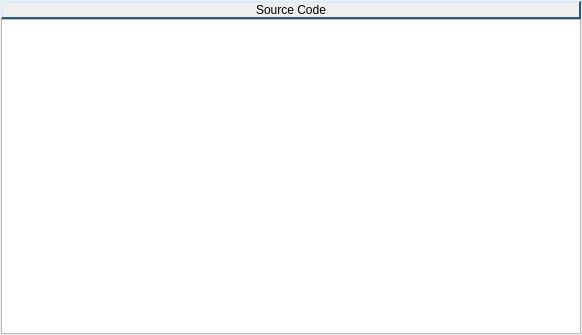
Old version of the form sourcecodepane.ui in the repository WarlockD/pep8-1.
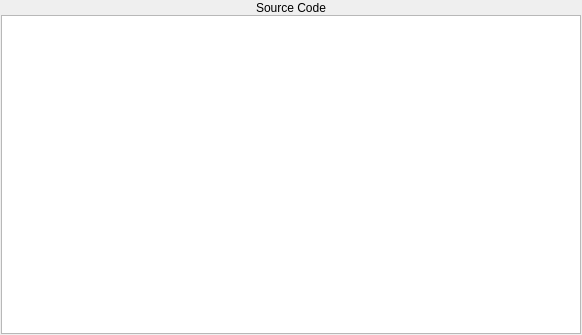
New version of the form.

Commit message:
Highlighting works now! I changed the look and feel of the app a little bit (labels are no longer in raised panels) to see how it would look, and I think it's rather aesthetic.
Anyhow, see how you like it, we can always change it back.

Also changed the font size of the memory dump pane to be smaller.

One thing I noticed about the memory dump pane is that we ought to save
the position of the scroll bar, and make it so it doesn't go to the top
after a refresh.

```diff
--- a/sourcecodepane.ui
+++ b/sourcecodepane.ui
@@ -27,87 +27,6 @@
        <property name="palette">
         <palette>
          <active>
-          <colorrole role="WindowText">
-           <brush brushstyle="SolidPattern">
-            <color alpha="255">
-             <red>0</red>
-             <green>0</green>
-             <blue>0</blue>
-            </color>
-           </brush>
-          </colorrole>
-          <colorrole role="Button">
-           <brush brushstyle="SolidPattern">
-            <color alpha="255">
-             <red>88</red>
-             <green>179</green>
-             <blue>255</blue>
-            </color>
-           </brush>
-          </colorrole>
-          <colorrole role="Light">
-           <brush brushstyle="SolidPattern">
-            <color alpha="255">
-             <red>216</red>
-             <green>237</green>
-             <blue>255</blue>
-            </color>
-           </brush>
-          </colorrole>
-          <colorrole role="Midlight">
-           <brush brushstyle="SolidPattern">
-            <color alpha="255">
-             <red>152</red>
-             <green>208</green>
-             <blue>255</blue>
-            </color>
-           </brush>
-          </colorrole>
-          <colorrole role="Dark">
-           <brush brushstyle="SolidPattern">
-            <color alpha="255">
-             <red>44</red>
-             <green>89</green>
-             <blue>127</blue>
-            </color>
-           </brush>
-          </colorrole>
-          <colorrole role="Mid">
-           <brush brushstyle="SolidPattern">
-            <color alpha="255">
-             <red>58</red>
-             <green>119</green>
-             <blue>170</blue>
-            </color>
-           </brush>
-          </colorrole>
-          <colorrole role="Text">
-           <brush brushstyle="SolidPattern">
-            <color alpha="255">
-             <red>0</red>
-             <green>0</green>
-             <blue>0</blue>
-            </color>
-           </brush>
-          </colorrole>
-          <colorrole role="BrightText">
-           <brush brushstyle="SolidPattern">
-            <color alpha="255">
-             <red>255</red>
-             <green>255</green>
-             <blue>255</blue>
-            </color>
-           </brush>
-          </colorrole>
-          <colorrole role="ButtonText">
-           <brush brushstyle="SolidPattern">
-            <color alpha="255">
-             <red>0</red>
-             <green>0</green>
-             <blue>0</blue>
-            </color>
-           </brush>
-          </colorrole>
           <colorrole role="Base">
            <brush brushstyle="SolidPattern">
             <color alpha="255">
@@ -120,131 +39,14 @@
           <colorrole role="Window">
            <brush brushstyle="SolidPattern">
             <color alpha="255">
-             <red>88</red>
-             <green>179</green>
-             <blue>255</blue>
-            </color>
-           </brush>
-          </colorrole>
-          <colorrole role="Shadow">
-           <brush brushstyle="SolidPattern">
-            <color alpha="255">
-             <red>0</red>
-             <green>0</green>
-             <blue>0</blue>
-            </color>
-           </brush>
-          </colorrole>
-          <colorrole role="AlternateBase">
-           <brush brushstyle="SolidPattern">
-            <color alpha="255">
-             <red>171</red>
-             <green>217</green>
-             <blue>255</blue>
-            </color>
-           </brush>
-          </colorrole>
-          <colorrole role="ToolTipBase">
-           <brush brushstyle="SolidPattern">
-            <color alpha="255">
-             <red>255</red>
-             <green>255</green>
-             <blue>220</blue>
-            </color>
-           </brush>
-          </colorrole>
-          <colorrole role="ToolTipText">
-           <brush brushstyle="SolidPattern">
-            <color alpha="255">
-             <red>0</red>
-             <green>0</green>
-             <blue>0</blue>
+             <red>104</red>
+             <green>173</green>
+             <blue>245</blue>
             </color>
            </brush>
           </colorrole>
          </active>
          <inactive>
-          <colorrole role="WindowText">
-           <brush brushstyle="SolidPattern">
-            <color alpha="255">
-             <red>0</red>
-             <green>0</green>
-             <blue>0</blue>
-            </color>
-           </brush>
-          </colorrole>
-          <colorrole role="Button">
-           <brush brushstyle="SolidPattern">
-            <color alpha="255">
-             <red>88</red>
-             <green>179</green>
-             <blue>255</blue>
-            </color>
-           </brush>
-          </colorrole>
-          <colorrole role="Light">
-           <brush brushstyle="SolidPattern">
-            <color alpha="255">
-             <red>216</red>
-             <green>237</green>
-             <blue>255</blue>
-            </color>
-           </brush>
-          </colorrole>
-          <colorrole role="Midlight">
-           <brush brushstyle="SolidPattern">
-            <color alpha="255">
-             <red>152</red>
-             <green>208</green>
-             <blue>255</blue>
-            </color>
-           </brush>
-          </colorrole>
-          <colorrole role="Dark">
-           <brush brushstyle="SolidPattern">
-            <color alpha="255">
-             <red>44</red>
-             <green>89</green>
-             <blue>127</blue>
-            </color>
-           </brush>
-          </colorrole>
-          <colorrole role="Mid">
-           <brush brushstyle="SolidPattern">
-            <color alpha="255">
-             <red>58</red>
-             <green>119</green>
-             <blue>170</blue>
-            </color>
-           </brush>
-          </colorrole>
-          <colorrole role="Text">
-           <brush brushstyle="SolidPattern">
-            <color alpha="255">
-             <red>0</red>
-             <green>0</green>
-             <blue>0</blue>
-            </color>
-           </brush>
-          </colorrole>
-          <colorrole role="BrightText">
-           <brush brushstyle="SolidPattern">
-            <color alpha="255">
-             <red>255</red>
-             <green>255</green>
-             <blue>255</blue>
-            </color>
-           </brush>
-          </colorrole>
-          <colorrole role="ButtonText">
-           <brush brushstyle="SolidPattern">
-            <color alpha="255">
-             <red>0</red>
-             <green>0</green>
-             <blue>0</blue>
-            </color>
-           </brush>
-          </colorrole>
           <colorrole role="Base">
            <brush brushstyle="SolidPattern">
             <color alpha="255">
@@ -257,182 +59,29 @@
           <colorrole role="Window">
            <brush brushstyle="SolidPattern">
             <color alpha="255">
-             <red>88</red>
-             <green>179</green>
-             <blue>255</blue>
-            </color>
-           </brush>
-          </colorrole>
-          <colorrole role="Shadow">
-           <brush brushstyle="SolidPattern">
-            <color alpha="255">
-             <red>0</red>
-             <green>0</green>
-             <blue>0</blue>
-            </color>
-           </brush>
-          </colorrole>
-          <colorrole role="AlternateBase">
-           <brush brushstyle="SolidPattern">
-            <color alpha="255">
-             <red>171</red>
-             <green>217</green>
-             <blue>255</blue>
-            </color>
-           </brush>
-          </colorrole>
-          <colorrole role="ToolTipBase">
-           <brush brushstyle="SolidPattern">
-            <color alpha="255">
-             <red>255</red>
-             <green>255</green>
-             <blue>220</blue>
-            </color>
-           </brush>
-          </colorrole>
-          <colorrole role="ToolTipText">
-           <brush brushstyle="SolidPattern">
-            <color alpha="255">
-             <red>0</red>
-             <green>0</green>
-             <blue>0</blue>
+             <red>104</red>
+             <green>173</green>
+             <blue>245</blue>
             </color>
            </brush>
           </colorrole>
          </inactive>
          <disabled>
-          <colorrole role="WindowText">
-           <brush brushstyle="SolidPattern">
-            <color alpha="255">
-             <red>0</red>
-             <green>0</green>
-             <blue>0</blue>
-            </color>
-           </brush>
-          </colorrole>
-          <colorrole role="Button">
-           <brush brushstyle="SolidPattern">
-            <color alpha="255">
-             <red>88</red>
-             <green>179</green>
-             <blue>255</blue>
-            </color>
-           </brush>
-          </colorrole>
-          <colorrole role="Light">
-           <brush brushstyle="SolidPattern">
-            <color alpha="255">
-             <red>216</red>
-             <green>237</green>
-             <blue>255</blue>
-            </color>
-           </brush>
-          </colorrole>
-          <colorrole role="Midlight">
-           <brush brushstyle="SolidPattern">
-            <color alpha="255">
-             <red>152</red>
-             <green>208</green>
-             <blue>255</blue>
-            </color>
-           </brush>
-          </colorrole>
-          <colorrole role="Dark">
-           <brush brushstyle="SolidPattern">
-            <color alpha="255">
-             <red>44</red>
-             <green>89</green>
-             <blue>127</blue>
-            </color>
-           </brush>
-          </colorrole>
-          <colorrole role="Mid">
-           <brush brushstyle="SolidPattern">
-            <color alpha="255">
-             <red>58</red>
-             <green>119</green>
-             <blue>170</blue>
-            </color>
-           </brush>
-          </colorrole>
-          <colorrole role="Text">
-           <brush brushstyle="SolidPattern">
-            <color alpha="255">
-             <red>44</red>
-             <green>89</green>
-             <blue>127</blue>
-            </color>
-           </brush>
-          </colorrole>
-          <colorrole role="BrightText">
-           <brush brushstyle="SolidPattern">
-            <color alpha="255">
-             <red>255</red>
-             <green>255</green>
-             <blue>255</blue>
-            </color>
-           </brush>
-          </colorrole>
-          <colorrole role="ButtonText">
-           <brush brushstyle="SolidPattern">
-            <color alpha="255">
-             <red>44</red>
-             <green>89</green>
-             <blue>127</blue>
-            </color>
-           </brush>
-          </colorrole>
           <colorrole role="Base">
            <brush brushstyle="SolidPattern">
             <color alpha="255">
-             <red>88</red>
-             <green>179</green>
-             <blue>255</blue>
+             <red>104</red>
+             <green>173</green>
+             <blue>245</blue>
             </color>
            </brush>
           </colorrole>
           <colorrole role="Window">
            <brush brushstyle="SolidPattern">
             <color alpha="255">
-             <red>88</red>
-             <green>179</green>
-             <blue>255</blue>
-            </color>
-           </brush>
-          </colorrole>
-          <colorrole role="Shadow">
-           <brush brushstyle="SolidPattern">
-            <color alpha="255">
-             <red>0</red>
-             <green>0</green>
-             <blue>0</blue>
-            </color>
-           </brush>
-          </colorrole>
-          <colorrole role="AlternateBase">
-           <brush brushstyle="SolidPattern">
-            <color alpha="255">
-             <red>88</red>
-             <green>179</green>
-             <blue>255</blue>
-            </color>
-           </brush>
-          </colorrole>
-          <colorrole role="ToolTipBase">
-           <brush brushstyle="SolidPattern">
-            <color alpha="255">
-             <red>255</red>
-             <green>255</green>
-             <blue>220</blue>
-            </color>
-           </brush>
-          </colorrole>
-          <colorrole role="ToolTipText">
-           <brush brushstyle="SolidPattern">
-            <color alpha="255">
-             <red>0</red>
-             <green>0</green>
-             <blue>0</blue>
+             <red>104</red>
+             <green>173</green>
+             <blue>245</blue>
             </color>
            </brush>
           </colorrole>
@@ -443,10 +92,10 @@
         <enum>QFrame::Panel</enum>
        </property>
        <property name="frameShadow">
-        <enum>QFrame::Raised</enum>
+        <enum>QFrame::Plain</enum>
        </property>
        <property name="lineWidth">
-        <number>2</number>
+        <number>0</number>
        </property>
        <property name="text">
         <string>Source Code</string>
```
The commit also changes 31 other files.
